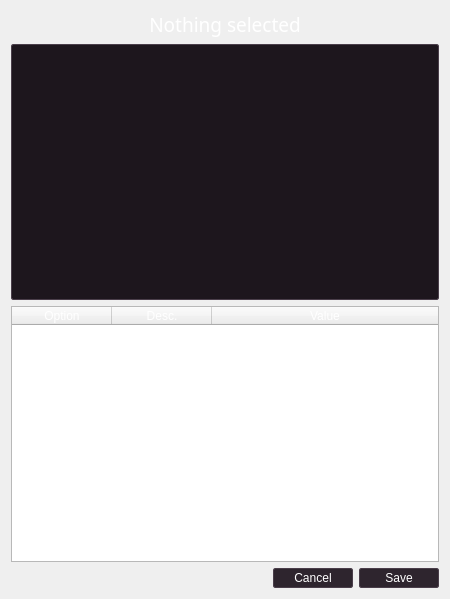
0xInfection/TIDoS-Framework, file core/qt5/InfoOpts.ui: the form before one commit.
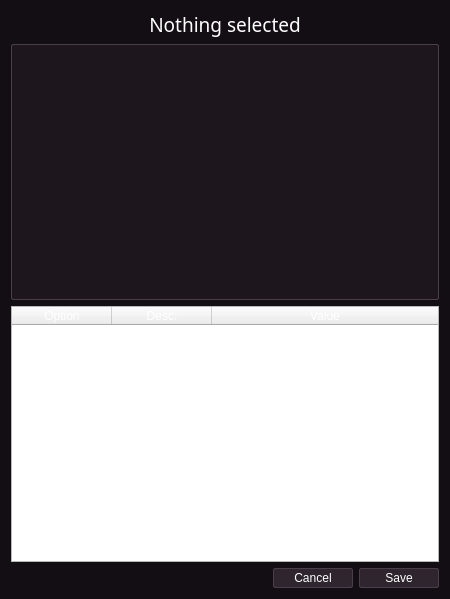
The form after the commit. Icons and pictures are not drawn.

Commit message: Fixed Links + update README + fix GUI palette

The edit to the form file:
```diff
--- a/core/qt5/InfoOpts.ui
+++ b/core/qt5/InfoOpts.ui
@@ -16,6 +16,583 @@
     <verstretch>0</verstretch>
    </sizepolicy>
   </property>
+  <property name="palette">
+   <palette>
+    <active>
+     <colorrole role="WindowText">
+      <brush brushstyle="SolidPattern">
+       <color alpha="255">
+        <red>239</red>
+        <green>240</green>
+        <blue>241</blue>
+       </color>
+      </brush>
+     </colorrole>
+     <colorrole role="Button">
+      <brush brushstyle="SolidPattern">
+       <color alpha="255">
+        <red>33</red>
+        <green>25</green>
+        <blue>33</blue>
+       </color>
+      </brush>
+     </colorrole>
+     <colorrole role="Light">
+      <brush brushstyle="SolidPattern">
+       <color alpha="255">
+        <red>122</red>
+        <green>110</green>
+        <blue>122</blue>
+       </color>
+      </brush>
+     </colorrole>
+     <colorrole role="Midlight">
+      <brush brushstyle="SolidPattern">
+       <color alpha="255">
+        <red>122</red>
+        <green>110</green>
+        <blue>122</blue>
+       </color>
+      </brush>
+     </colorrole>
+     <colorrole role="Dark">
+      <brush brushstyle="SolidPattern">
+       <color alpha="255">
+        <red>122</red>
+        <green>110</green>
+        <blue>122</blue>
+       </color>
+      </brush>
+     </colorrole>
+     <colorrole role="Mid">
+      <brush brushstyle="SolidPattern">
+       <color alpha="255">
+        <red>122</red>
+        <green>110</green>
+        <blue>122</blue>
+       </color>
+      </brush>
+     </colorrole>
+     <colorrole role="Text">
+      <brush brushstyle="SolidPattern">
+       <color alpha="255">
+        <red>239</red>
+        <green>240</green>
+        <blue>241</blue>
+       </color>
+      </brush>
+     </colorrole>
+     <colorrole role="BrightText">
+      <brush brushstyle="SolidPattern">
+       <color alpha="255">
+        <red>255</red>
+        <green>255</green>
+        <blue>255</blue>
+       </color>
+      </brush>
+     </colorrole>
+     <colorrole role="ButtonText">
+      <brush brushstyle="SolidPattern">
+       <color alpha="255">
+        <red>239</red>
+        <green>240</green>
+        <blue>241</blue>
+       </color>
+      </brush>
+     </colorrole>
+     <colorrole role="Base">
+      <brush brushstyle="SolidPattern">
+       <color alpha="255">
+        <red>29</red>
+        <green>22</green>
+        <blue>29</blue>
+       </color>
+      </brush>
+     </colorrole>
+     <colorrole role="Window">
+      <brush brushstyle="SolidPattern">
+       <color alpha="255">
+        <red>19</red>
+        <green>14</green>
+        <blue>19</blue>
+       </color>
+      </brush>
+     </colorrole>
+     <colorrole role="Shadow">
+      <brush brushstyle="SolidPattern">
+       <color alpha="255">
+        <red>122</red>
+        <green>110</green>
+        <blue>122</blue>
+       </color>
+      </brush>
+     </colorrole>
+     <colorrole role="Highlight">
+      <brush brushstyle="SolidPattern">
+       <color alpha="255">
+        <red>39</red>
+        <green>29</green>
+        <blue>39</blue>
+       </color>
+      </brush>
+     </colorrole>
+     <colorrole role="HighlightedText">
+      <brush brushstyle="SolidPattern">
+       <color alpha="255">
+        <red>239</red>
+        <green>240</green>
+        <blue>241</blue>
+       </color>
+      </brush>
+     </colorrole>
+     <colorrole role="Link">
+      <brush brushstyle="SolidPattern">
+       <color alpha="255">
+        <red>148</red>
+        <green>134</green>
+        <blue>148</blue>
+       </color>
+      </brush>
+     </colorrole>
+     <colorrole role="LinkVisited">
+      <brush brushstyle="SolidPattern">
+       <color alpha="255">
+        <red>141</red>
+        <green>127</green>
+        <blue>141</blue>
+       </color>
+      </brush>
+     </colorrole>
+     <colorrole role="AlternateBase">
+      <brush brushstyle="SolidPattern">
+       <color alpha="255">
+        <red>29</red>
+        <green>22</green>
+        <blue>29</blue>
+       </color>
+      </brush>
+     </colorrole>
+     <colorrole role="NoRole">
+      <brush brushstyle="SolidPattern">
+       <color alpha="255">
+        <red>19</red>
+        <green>14</green>
+        <blue>19</blue>
+       </color>
+      </brush>
+     </colorrole>
+     <colorrole role="ToolTipBase">
+      <brush brushstyle="SolidPattern">
+       <color alpha="255">
+        <red>22</red>
+        <green>16</green>
+        <blue>22</blue>
+       </color>
+      </brush>
+     </colorrole>
+     <colorrole role="ToolTipText">
+      <brush brushstyle="SolidPattern">
+       <color alpha="255">
+        <red>239</red>
+        <green>240</green>
+        <blue>241</blue>
+       </color>
+      </brush>
+     </colorrole>
+     <colorrole role="PlaceholderText">
+      <brush brushstyle="SolidPattern">
+       <color alpha="128">
+        <red>239</red>
+        <green>240</green>
+        <blue>241</blue>
+       </color>
+      </brush>
+     </colorrole>
+    </active>
+    <inactive>
+     <colorrole role="WindowText">
+      <brush brushstyle="SolidPattern">
+       <color alpha="255">
+        <red>239</red>
+        <green>240</green>
+        <blue>241</blue>
+       </color>
+      </brush>
+     </colorrole>
+     <colorrole role="Button">
+      <brush brushstyle="SolidPattern">
+       <color alpha="255">
+        <red>33</red>
+        <green>25</green>
+        <blue>33</blue>
+       </color>
+      </brush>
+     </colorrole>
+     <colorrole role="Light">
+      <brush brushstyle="SolidPattern">
+       <color alpha="255">
+        <red>122</red>
+        <green>110</green>
+        <blue>122</blue>
+       </color>
+      </brush>
+     </colorrole>
+     <colorrole role="Midlight">
+      <brush brushstyle="SolidPattern">
+       <color alpha="255">
+        <red>122</red>
+        <green>110</green>
+        <blue>122</blue>
+       </color>
+      </brush>
+     </colorrole>
+     <colorrole role="Dark">
+      <brush brushstyle="SolidPattern">
+       <color alpha="255">
+        <red>122</red>
+        <green>110</green>
+        <blue>122</blue>
+       </color>
+      </brush>
+     </colorrole>
+     <colorrole role="Mid">
+      <brush brushstyle="SolidPattern">
+       <color alpha="255">
+        <red>122</red>
+        <green>110</green>
+        <blue>122</blue>
+       </color>
+      </brush>
+     </colorrole>
+     <colorrole role="Text">
+      <brush brushstyle="SolidPattern">
+       <color alpha="255">
+        <red>239</red>
+        <green>240</green>
+        <blue>241</blue>
+       </color>
+      </brush>
+     </colorrole>
+     <colorrole role="BrightText">
+      <brush brushstyle="SolidPattern">
+       <color alpha="255">
+        <red>255</red>
+        <green>255</green>
+        <blue>255</blue>
+       </color>
+      </brush>
+     </colorrole>
+     <colorrole role="ButtonText">
+      <brush brushstyle="SolidPattern">
+       <color alpha="255">
+        <red>239</red>
+        <green>240</green>
+        <blue>241</blue>
+       </color>
+      </brush>
+     </colorrole>
+     <colorrole role="Base">
+      <brush brushstyle="SolidPattern">
+       <color alpha="255">
+        <red>29</red>
+        <green>22</green>
+        <blue>29</blue>
+       </color>
+      </brush>
+     </colorrole>
+     <colorrole role="Window">
+      <brush brushstyle="SolidPattern">
+       <color alpha="255">
+        <red>19</red>
+        <green>14</green>
+        <blue>19</blue>
+       </color>
+      </brush>
+     </colorrole>
+     <colorrole role="Shadow">
+      <brush brushstyle="SolidPattern">
+       <color alpha="255">
+        <red>122</red>
+        <green>110</green>
+        <blue>122</blue>
+       </color>
+      </brush>
+     </colorrole>
+     <colorrole role="Highlight">
+      <brush brushstyle="SolidPattern">
+       <color alpha="255">
+        <red>39</red>
+        <green>29</green>
+        <blue>39</blue>
+       </color>
+      </brush>
+     </colorrole>
+     <colorrole role="HighlightedText">
+      <brush brushstyle="SolidPattern">
+       <color alpha="255">
+        <red>239</red>
+        <green>240</green>
+        <blue>241</blue>
+       </color>
+      </brush>
+     </colorrole>
+     <colorrole role="Link">
+      <brush brushstyle="SolidPattern">
+       <color alpha="255">
+        <red>148</red>
+        <green>134</green>
+        <blue>148</blue>
+       </color>
+      </brush>
+     </colorrole>
+     <colorrole role="LinkVisited">
+      <brush brushstyle="SolidPattern">
+       <color alpha="255">
+        <red>141</red>
+        <green>127</green>
+        <blue>141</blue>
+       </color>
+      </brush>
+     </colorrole>
+     <colorrole role="AlternateBase">
+      <brush brushstyle="SolidPattern">
+       <color alpha="255">
+        <red>29</red>
+        <green>22</green>
+        <blue>29</blue>
+       </color>
+      </brush>
+     </colorrole>
+     <colorrole role="NoRole">
+      <brush brushstyle="SolidPattern">
+       <color alpha="255">
+        <red>19</red>
+        <green>14</green>
+        <blue>19</blue>
+       </color>
+      </brush>
+     </colorrole>
+     <colorrole role="ToolTipBase">
+      <brush brushstyle="SolidPattern">
+       <color alpha="255">
+        <red>22</red>
+        <green>16</green>
+        <blue>22</blue>
+       </color>
+      </brush>
+     </colorrole>
+     <colorrole role="ToolTipText">
+      <brush brushstyle="SolidPattern">
+       <color alpha="255">
+        <red>239</red>
+        <green>240</green>
+        <blue>241</blue>
+       </color>
+      </brush>
+     </colorrole>
+     <colorrole role="PlaceholderText">
+      <brush brushstyle="SolidPattern">
+       <color alpha="128">
+        <red>239</red>
+        <green>240</green>
+        <blue>241</blue>
+       </color>
+      </brush>
+     </colorrole>
+    </inactive>
+    <disabled>
+     <colorrole role="WindowText">
+      <brush brushstyle="SolidPattern">
+       <color alpha="255">
+        <red>122</red>
+        <green>110</green>
+        <blue>122</blue>
+       </color>
+      </brush>
+     </colorrole>
+     <colorrole role="Button">
+      <brush brushstyle="SolidPattern">
+       <color alpha="255">
+        <red>33</red>
+        <green>25</green>
+        <blue>33</blue>
+       </color>
+      </brush>
+     </colorrole>
+     <colorrole role="Light">
+      <brush brushstyle="SolidPattern">
+       <color alpha="255">
+        <red>122</red>
+        <green>110</green>
+        <blue>122</blue>
+       </color>
+      </brush>
+     </colorrole>
+     <colorrole role="Midlight">
+      <brush brushstyle="SolidPattern">
+       <color alpha="255">
+        <red>122</red>
+        <green>110</green>
+        <blue>122</blue>
+       </color>
+      </brush>
+     </colorrole>
+     <colorrole role="Dark">
+      <brush brushstyle="SolidPattern">
+       <color alpha="255">
+        <red>122</red>
+        <green>110</green>
+        <blue>122</blue>
+       </color>
+      </brush>
+     </colorrole>
+     <colorrole role="Mid">
+      <brush brushstyle="SolidPattern">
+       <color alpha="255">
+        <red>122</red>
+        <green>110</green>
+        <blue>122</blue>
+       </color>
+      </brush>
+     </colorrole>
+     <colorrole role="Text">
+      <brush brushstyle="SolidPattern">
+       <color alpha="255">
+        <red>122</red>
+        <green>110</green>
+        <blue>122</blue>
+       </color>
+      </brush>
+     </colorrole>
+     <colorrole role="BrightText">
+      <brush brushstyle="SolidPattern">
+       <color alpha="255">
+        <red>255</red>
+        <green>255</green>
+        <blue>255</blue>
+       </color>
+      </brush>
+     </colorrole>
+     <colorrole role="ButtonText">
+      <brush brushstyle="SolidPattern">
+       <color alpha="255">
+        <red>122</red>
+        <green>110</green>
+        <blue>122</blue>
+       </color>
+      </brush>
+     </colorrole>
+     <colorrole role="Base">
+      <brush brushstyle="SolidPattern">
+       <color alpha="255">
+        <red>19</red>
+        <green>14</green>
+        <blue>19</blue>
+       </color>
+      </brush>
+     </colorrole>
+     <colorrole role="Window">
+      <brush brushstyle="SolidPattern">
+       <color alpha="255">
+        <red>19</red>
+        <green>14</green>
+        <blue>19</blue>
+       </color>
+      </brush>
+     </colorrole>
+     <colorrole role="Shadow">
+      <brush brushstyle="SolidPattern">
+       <color alpha="255">
+        <red>122</red>
+        <green>110</green>
+        <blue>122</blue>
+       </color>
+      </brush>
+     </colorrole>
+     <colorrole role="Highlight">
+      <brush brushstyle="SolidPattern">
+       <color alpha="255">
+        <red>18</red>
+        <green>13</green>
+        <blue>18</blue>
+       </color>
+      </brush>
+     </colorrole>
+     <colorrole role="HighlightedText">
+      <brush brushstyle="SolidPattern">
+       <color alpha="255">
+        <red>239</red>
+        <green>240</green>
+        <blue>241</blue>
+       </color>
+      </brush>
+     </colorrole>
+     <colorrole role="Link">
+      <brush brushstyle="SolidPattern">
+       <color alpha="255">
+        <red>148</red>
+        <green>134</green>
+        <blue>148</blue>
+       </color>
+      </brush>
+     </colorrole>
+     <colorrole role="LinkVisited">
+      <brush brushstyle="SolidPattern">
+       <color alpha="255">
+        <red>141</red>
+        <green>127</green>
+        <blue>141</blue>
+       </color>
+      </brush>
+     </colorrole>
+     <colorrole role="AlternateBase">
+      <brush brushstyle="SolidPattern">
+       <color alpha="255">
+        <red>29</red>
+        <green>22</green>
+        <blue>29</blue>
+       </color>
+      </brush>
+     </colorrole>
+     <colorrole role="NoRole">
+      <brush brushstyle="SolidPattern">
+       <color alpha="255">
+        <red>19</red>
+        <green>14</green>
+        <blue>19</blue>
+       </color>
+      </brush>
+     </colorrole>
+     <colorrole role="ToolTipBase">
+      <brush brushstyle="SolidPattern">
+       <color alpha="255">
+        <red>22</red>
+        <green>16</green>
+        <blue>22</blue>
+       </color>
+      </brush>
+     </colorrole>
+     <colorrole role="ToolTipText">
+      <brush brushstyle="SolidPattern">
+       <color alpha="255">
+        <red>239</red>
+        <green>240</green>
+        <blue>241</blue>
+       </color>
+      </brush>
+     </colorrole>
+     <colorrole role="PlaceholderText">
+      <brush brushstyle="SolidPattern">
+       <color alpha="128">
+        <red>239</red>
+        <green>240</green>
+        <blue>241</blue>
+       </color>
+      </brush>
+     </colorrole>
+    </disabled>
+   </palette>
+  </property>
   <property name="windowTitle">
    <string>Dialog</string>
   </property>
```
The commit also changes 456 other files.
